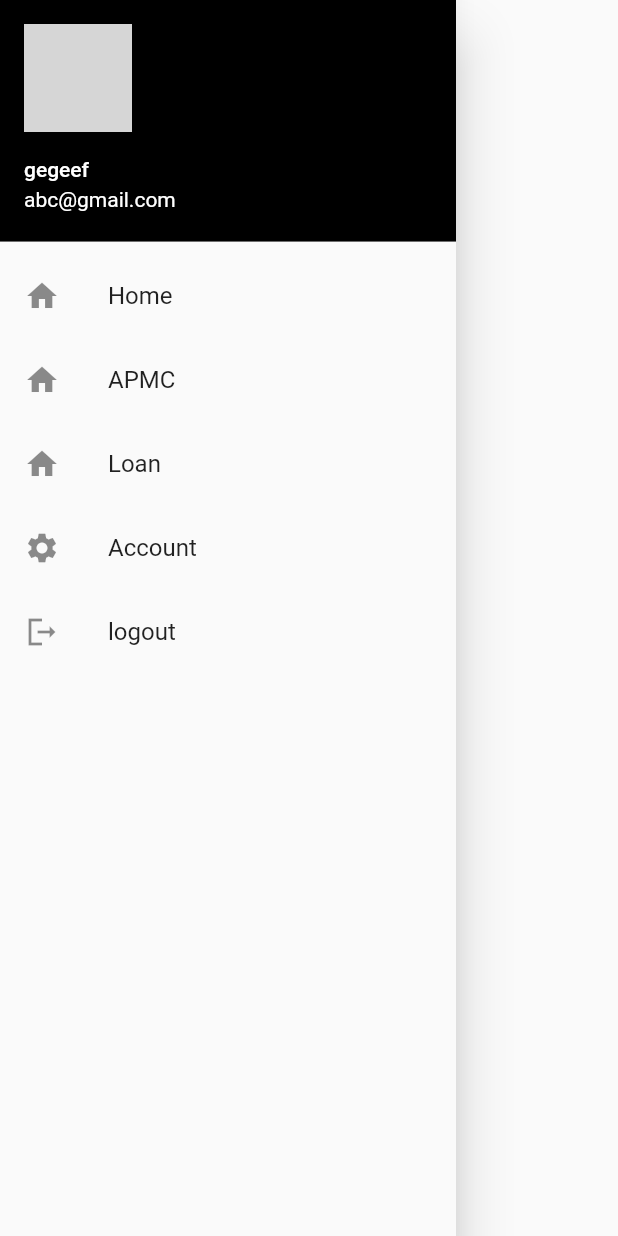
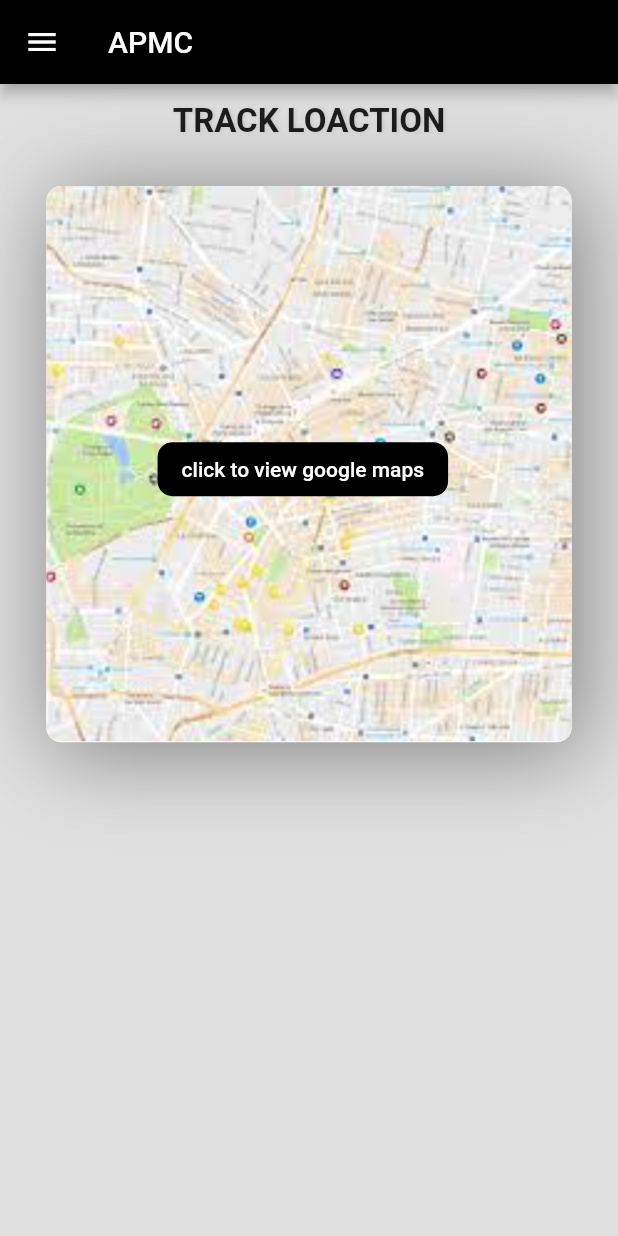
Before and after one commit to Anjali2502/FARMER_PORTAL, a Flutter app: the NavBar widget shown alone on an empty page, opened directly, after a tap on "APMC", on a phone screen of 412 x 824 dp. Run offline on Flutter 3.47's test engine with Material 2 defaults, Android fonts, the light colour scheme and no system bars; our stand-ins replace cloud_firestore, community_material_icon, firebase_auth, firebase_core; missing offline and left inert: dart:ffi; accounts and stored records are empty; grey boxes are pictures that could not be loaded.

Commit message:
APMC PAGE ADDED

```diff
--- /dev/null
+++ b/lib/home/apmc.dart
@@ -0,0 +1,91 @@
+import 'package:farmer_merchant/home/navBar.dart';
+import 'package:flutter/material.dart';
+
+class APMC extends StatefulWidget {
+  const APMC({Key? key}) : super(key: key);
+
+  @override
+  _APMCState createState() => _APMCState();
+}
+
+class _APMCState extends State<APMC> {
+  @override
+  Widget build(BuildContext context) {
+    Size size = MediaQuery.of(context).size;
+    return Scaffold(
+      drawer: NavBar(),
+      appBar: AppBar(
+        title: Text('APMC'),
+        backgroundColor: Colors.black,
+      ),
+      backgroundColor: Colors.grey[300],
+      body: Padding(
+        padding: const EdgeInsets.all(12.0),
+        child: Column(
+          children: [
+            Center(
+              child: Text('TRACK LOACTION',
+                style: TextStyle(
+                    fontSize: 22,
+                    fontWeight: FontWeight.bold,
+                    shadows: <Shadow>[
+                      Shadow(
+                        offset: Offset(1.0,0),
+                        blurRadius: 3,
+                        color: Colors.black.withOpacity(0.1),
+                      )
+                    ]
+                ),
+              ),
+            ),
+            SizedBox(height: 30),
+            Stack(
+              children: [
+                Container(
+                  width: size.width*0.85,
+                  height: size.height*0.45,
+                  decoration: BoxDecoration(
+                    image: DecorationImage(
+                      fit: BoxFit.cover,
+                      image: AssetImage('assets/maps.PNG')
+                    ),
+                    color: Colors.white,
+                    borderRadius: BorderRadius.all(Radius.circular(10.0)),
+                    boxShadow: [
+                      BoxShadow(
+                        offset: Offset(0,10),
+                        blurRadius: 50,
+                        color: Colors.black.withOpacity(0.23),
+                      ),
+                      BoxShadow(
+                        offset: Offset(10,0),
+                        blurRadius: 50,
+                        color: Colors.black.withOpacity(0.23),
+                      ),
+                    ],
+                  ),
+                ),
+               Positioned(
+                 top: size.height*0.20,
+                 left: size.width*0.18,
+                 child: FlatButton(
+                   onPressed: () {},
+                   child: Text('click to view google maps',
+                     style: TextStyle(
+                       color: Colors.white,
+                     ),
+                   ),
+                   shape: RoundedRectangleBorder(
+                     borderRadius: BorderRadius.circular(10),
+                   ),
+                   color: Colors.black,
+                 ),
+               )
+              ],
+            )
+          ],
+        ),
+      ),
+    );
+  }
+}
--- a/lib/home/home.dart
+++ b/lib/home/home.dart
@@ -485,7 +485,7 @@ class Crops extends StatelessWidget {
                   name,
                   textAlign: TextAlign.center,
                   style: TextStyle(
-                    fontSize: size.height*0.022,
+                    fontSize: size.height*0.020,
                     fontWeight: FontWeight.bold,
                   ),
                 ),
--- a/lib/home/navBar.dart
+++ b/lib/home/navBar.dart
@@ -1,7 +1,10 @@
 import 'package:farmer_merchant/home/account.dart';
+import 'package:farmer_merchant/home/apmc.dart';
 import 'package:farmer_merchant/home/loan.dart';
 import 'package:farmer_merchant/services/auth.dart';
 import 'package:flutter/material.dart';
+
+import 'home.dart';
 
 class NavBar extends StatelessWidget {
   // const ({Key? key}) : super(key: key);
@@ -22,8 +25,7 @@ class NavBar extends StatelessWidget {
             accountEmail: Text('abc@gmail.com'),
             currentAccountPicture: CircleAvatar(
               child: ClipOval(
-                child: Image.network(
-                  'https://i.pinimg.com/originals/8b/16/7a/8b167af653c2399dd93b952a48740620.jpg',
+                child: Image.asset('assets/farmers.PNG',
                   width: 90,
                   height: 90,
                   fit: BoxFit.cover,
@@ -34,12 +36,26 @@ class NavBar extends StatelessWidget {
           ListTile(
             leading: Icon(Icons.home),
             title: Text('Home'),
-            onTap: () => null,
+            onTap: () {
+              Navigator.push(
+                context,
+                MaterialPageRoute(
+                  builder: (context) => Home(),
+                ),
+              );
+            },
           ),
           ListTile(
             leading: Icon(Icons.home),
             title: Text('APMC'),
-            onTap: () => null,
+            onTap: () {
+              Navigator.push(
+                context,
+                MaterialPageRoute(
+                  builder: (context) => APMC(),
+                ),
+              );
+            },
           ),
           ListTile(
             leading: Icon(Icons.home),
```
Also changed, not shown: lib/home/loan.dart (+120 -9 lines), assets/farmers.PNG (added), assets/maps.PNG (added).
